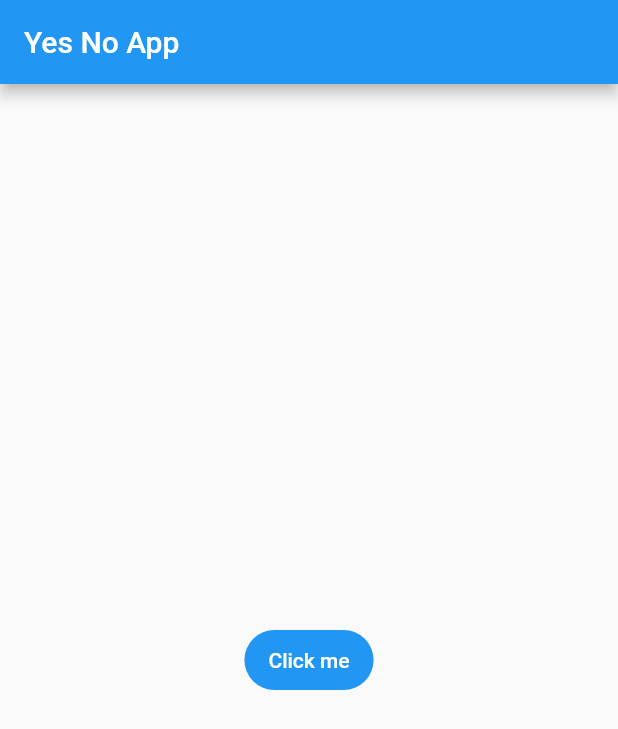
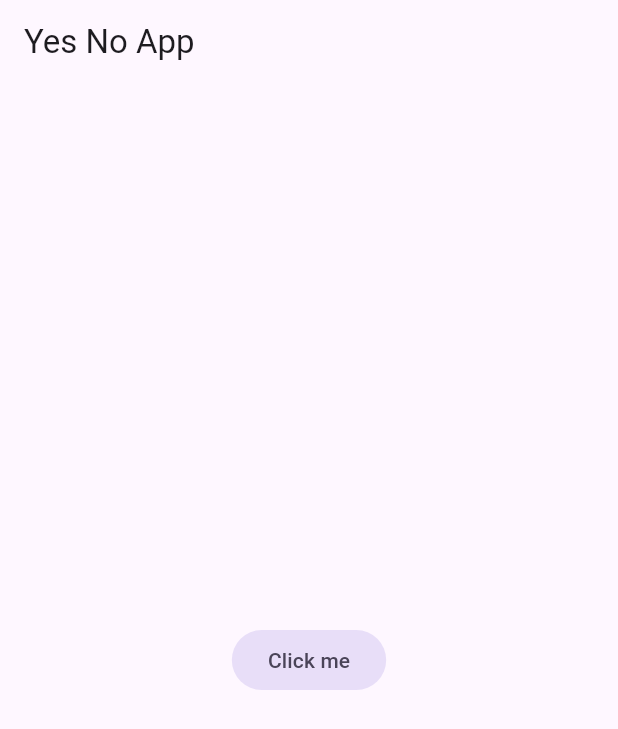
Before and after one commit to DramaQueeen26/yes_no_app_flutter, a Flutter app: the screen it shows after launch, on a phone screen of 412 x 824 dp. Shown: the top 729 px of the screen. Run offline on Flutter 3.47's test engine with Material 2 defaults, Android fonts, the phone set to English and light mode, and no system bars.

Commit message:
Adding app theme

```diff
--- /dev/null
+++ b/lib/config/themes/app_theme.dart
@@ -0,0 +1,29 @@
+import 'package:flutter/material.dart';
+
+const Color _customColor = Color(0xFF5C11D4);
+const List<Color> _colorThemes = [
+  _customColor,
+  Colors.blue,
+  Colors.teal,
+  Colors.green,
+  Colors.yellow,
+  Colors.orange,
+  Colors.red
+];
+
+class AppTheme {
+
+  final int selectedColor;
+
+  AppTheme({
+    this.selectedColor = 0
+  }): assert( selectedColor >= 0 && selectedColor < _colorThemes.length, 'Colors must be between 0 and ${ _colorThemes.length }' );
+
+  ThemeData theme() {
+    return ThemeData(
+      useMaterial3: true,
+      colorSchemeSeed: _colorThemes[selectedColor],
+    );
+  }
+
+}
--- a/lib/main.dart
+++ b/lib/main.dart
@@ -1,4 +1,5 @@
 import 'package:flutter/material.dart';
+import 'package:yes_no_app/config/themes/app_theme.dart';
 
 void main() => runApp(const MyApp());
 
@@ -9,6 +10,7 @@ class MyApp extends StatelessWidget {
   Widget build(BuildContext context) {
     return MaterialApp(
       debugShowCheckedModeBanner: false,
+      theme: AppTheme( selectedColor: 0 ).theme(),
       title: 'Material App',
       home: Scaffold(
         appBar: AppBar(
```
